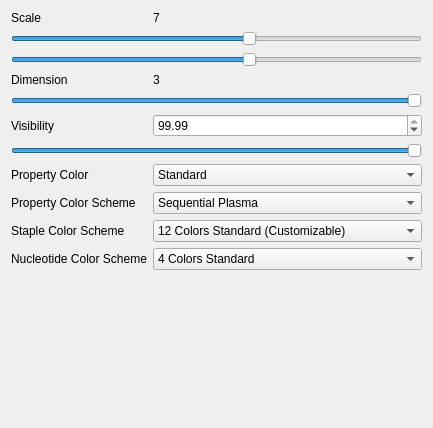
First picture: the form in AdenitaCoreSE/form/SEAdenitaVisualModelProperties.ui, repository edellano/Adenita-SAMSON-Edition, before the edit.
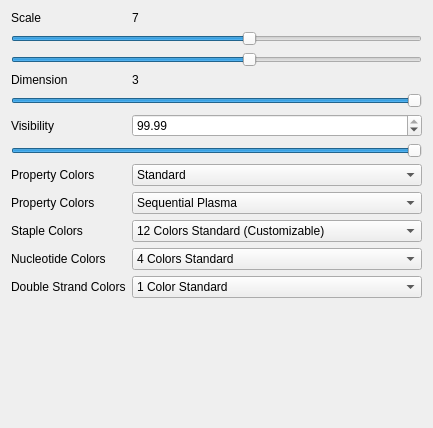
Second picture: the form after the edit.

Commit message: set double strand colors + scheme

Patch:
```diff
--- a/AdenitaCoreSE/form/SEAdenitaVisualModelProperties.ui
+++ b/AdenitaCoreSE/form/SEAdenitaVisualModelProperties.ui
@@ -153,14 +153,14 @@
      <item row="7" column="0">
       <widget class="QLabel" name="label_4">
        <property name="text">
-        <string>Property Color</string>
+        <string>Property Colors</string>
        </property>
       </widget>
      </item>
      <item row="8" column="0">
       <widget class="QLabel" name="label_5">
        <property name="text">
-        <string>Property Color Scheme</string>
+        <string>Property Colors</string>
        </property>
       </widget>
      </item>
@@ -186,7 +186,7 @@
      <item row="9" column="0">
       <widget class="QLabel" name="label_6">
        <property name="text">
-        <string>Staple Color Scheme</string>
+        <string>Staple Colors</string>
        </property>
       </widget>
      </item>
@@ -217,7 +217,7 @@
      <item row="10" column="0">
       <widget class="QLabel" name="label_7">
        <property name="text">
-        <string>Nucleotide Color Scheme</string>
+        <string>Nucleotide Colors</string>
        </property>
       </widget>
      </item>
@@ -245,6 +245,37 @@
        </item>
       </widget>
      </item>
+     <item row="11" column="0">
+      <widget class="QLabel" name="label_8">
+       <property name="text">
+        <string>Double Strand Colors</string>
+       </property>
+      </widget>
+     </item>
+     <item row="11" column="1">
+      <widget class="QComboBox" name="cbbDoulbeStrandColorScheme">
+       <item>
+        <property name="text">
+         <string>1 Color Standard</string>
+        </property>
+       </item>
+       <item>
+        <property name="text">
+         <string>2 Colors Pastel</string>
+        </property>
+       </item>
+       <item>
+        <property name="text">
+         <string>4 Colors Dark</string>
+        </property>
+       </item>
+       <item>
+        <property name="text">
+         <string>6 Colors Pastel</string>
+        </property>
+       </item>
+      </widget>
+     </item>
     </layout>
    </item>
   </layout>
```
Left out of the diff: 17 changed lines with no effect on the pictures. The commit also changes 6 other files.
